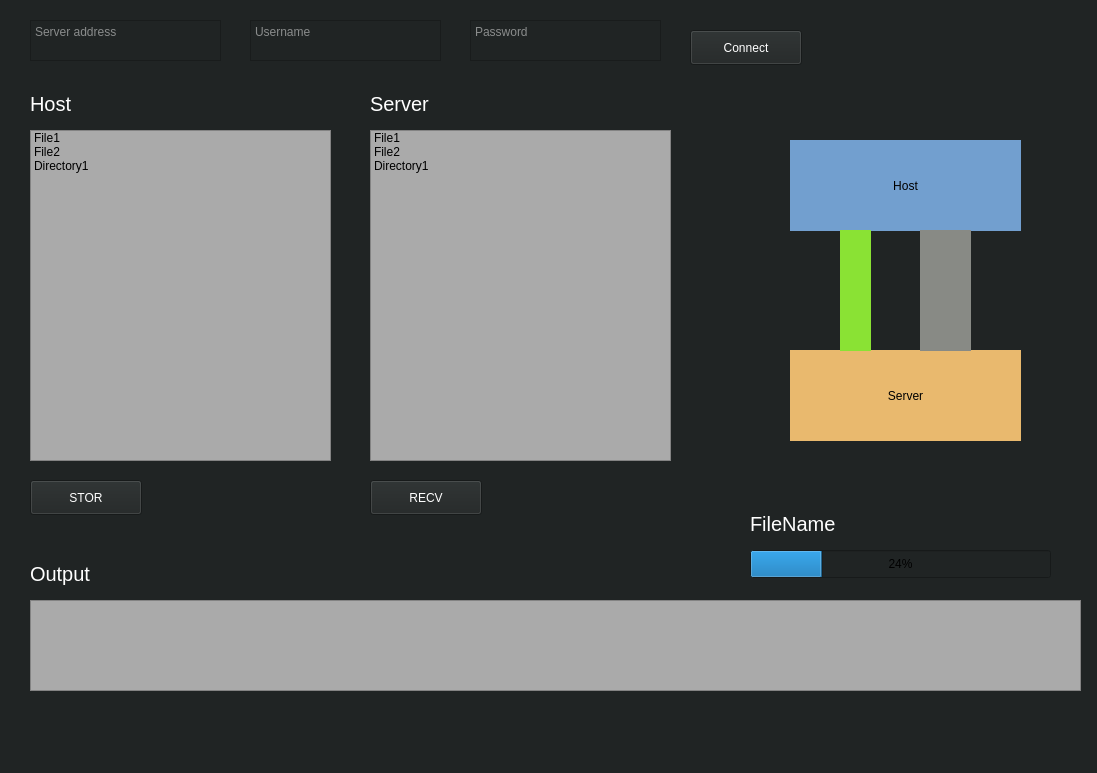
WizziBot/FTP-Client, file Qt-GUI/mainwindow.ui: the form before one commit.
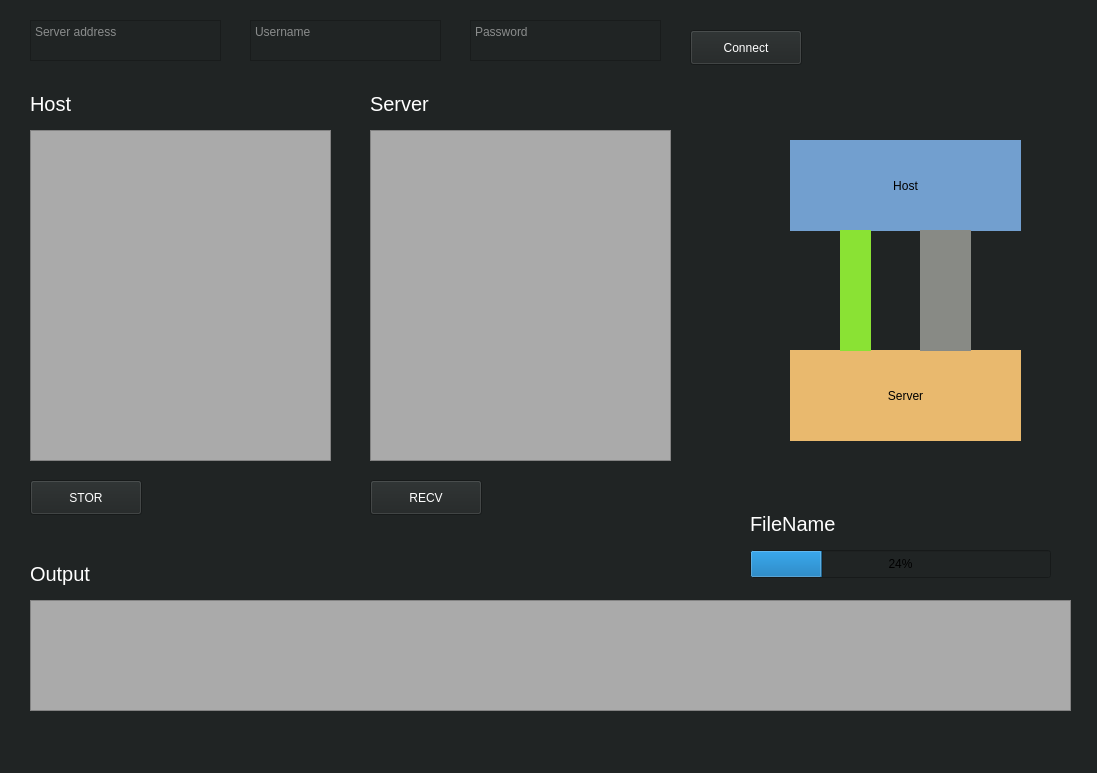
The form after the commit. Custom widgets are drawn as their Qt base class.

Commit message: Testing stage of update directory listing methods, can list directories in terminal

Diff of the .ui file:
```diff
--- a/Qt-GUI/mainwindow.ui
+++ b/Qt-GUI/mainwindow.ui
@@ -191,21 +191,6 @@
     <property name="styleSheet">
      <string notr="true">background-color: rgb(170, 170, 170);</string>
     </property>
-    <item>
-     <property name="text">
-      <string>File1</string>
-     </property>
-    </item>
-    <item>
-     <property name="text">
-      <string>File2</string>
-     </property>
-    </item>
-    <item>
-     <property name="text">
-      <string>Directory1</string>
-     </property>
-    </item>
    </widget>
    <widget class="QListWidget" name="f_server">
     <property name="geometry">
@@ -219,21 +204,6 @@
     <property name="styleSheet">
      <string notr="true">background-color: rgb(170, 170, 170);</string>
     </property>
-    <item>
-     <property name="text">
-      <string>File1</string>
-     </property>
-    </item>
-    <item>
-     <property name="text">
-      <string>File2</string>
-     </property>
-    </item>
-    <item>
-     <property name="text">
-      <string>Directory1</string>
-     </property>
-    </item>
    </widget>
    <widget class="QLabel" name="g_host">
     <property name="geometry">
@@ -375,8 +345,8 @@
      <rect>
       <x>30</x>
       <y>600</y>
-      <width>1051</width>
-      <height>91</height>
+      <width>1041</width>
+      <height>111</height>
      </rect>
     </property>
     <property name="styleSheet">
```
The commit also changes 3 other files.
